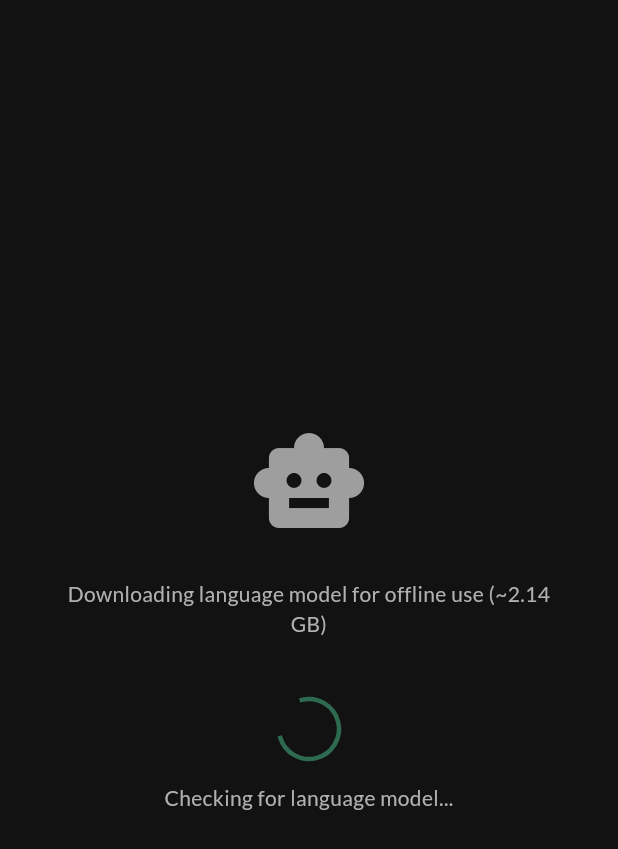
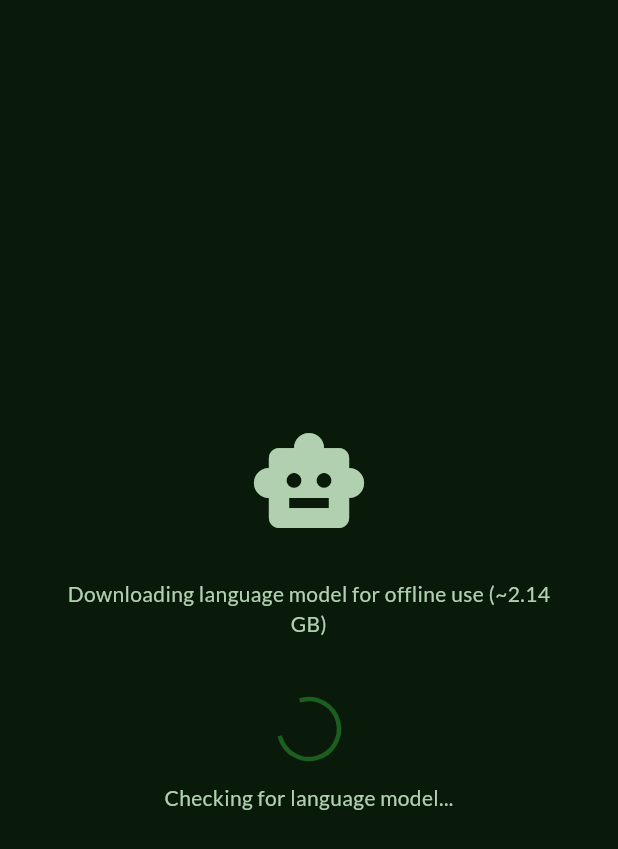
Before and after one commit to sneptech/bittybot, a Flutter app: the DownloadScreen screen opened directly, on a phone screen of 412 x 824 dp. Shown: the top 849 px of the screen. Run offline on Flutter 3.47's test engine with Material 3 defaults, Android fonts, the phone set to English and light mode, and no system bars; our stand-ins replace connectivity_plus, convert, drift, drift_flutter, flutter_localized_locales, flutter_riverpod and 3 more; missing offline and left inert: background_downloader, country_flags, disk_space_plus, llama_cpp_dart, system_info_plus; accounts and stored records are empty; generated files the repository leaves out were written again.

Commit message:
fix: clean up orphaned code from cross-phase audit
- DownloadScreen: replace 4 hardcoded placeholder colors with
  AppColors design system constants (surface, primary, onSurface,
  onSurfaceVariant)
- Remove debug print() in ModelDistributionNotifier (line ~301)
- Update deprecated Color API in app_theme_test.dart (.red/.green/.blue
  → .r/.g/.b)
- Update DownloadScreen logo placeholder icon to use design system color

flutter analyze passes with 0 errors.

Co-Authored-By: Claude Opus 4.6 <noreply@anthropic.com>

```diff
--- a/lib/features/model_distribution/model_distribution_notifier.dart
+++ b/lib/features/model_distribution/model_distribution_notifier.dart
@@ -297,8 +297,7 @@ class ModelDistributionNotifier extends Notifier<ModelDistributionState> {
     switch (update.status) {
       case TaskStatus.paused:
         // background_downloader manages resume internally — no state change
-        // ignore: avoid_print
-        print('[ModelDistributionNotifier] Download paused by OS/user.');
+        break;
       case TaskStatus.complete:
       case TaskStatus.failed:
       case TaskStatus.notFound:
--- a/lib/features/model_distribution/widgets/download_screen.dart
+++ b/lib/features/model_distribution/widgets/download_screen.dart
@@ -1,26 +1,12 @@
 import 'package:flutter/material.dart';
 import 'package:flutter_riverpod/flutter_riverpod.dart';
 
+import '../../../core/theme/app_colors.dart';
 import '../model_constants.dart';
 import '../model_distribution_state.dart';
 import '../providers.dart';
 import 'cellular_warning_dialog.dart';
 import 'resume_prompt_dialog.dart';
-
-// ─── Placeholder colours ──────────────────────────────────────────────────────
-// All colours below are placeholders. Phase 3 defines the design system.
-
-/// Dark background for the download screen.
-const _kBackground = Color(0xFF121212); // TODO(phase-3): Replace with design system color
-
-/// Forest green used for the progress bar and action buttons.
-const _kForestGreen = Color(0xFF2D6A4F); // TODO(phase-3): Replace with design system color
-
-/// Primary text colour on the dark background.
-const _kTextPrimary = Colors.white; // TODO(phase-3): Replace with design system color
-
-/// Secondary/explanatory text colour.
-const _kTextSecondary = Color(0xFFB0B0B0); // TODO(phase-3): Replace with design system color
 
 // ─── Download screen ─────────────────────────────────────────────────────────
 
@@ -71,7 +57,7 @@ class _DownloadScreenState extends ConsumerState<DownloadScreen> {
     }
 
     return Scaffold(
-      backgroundColor: _kBackground,
+      backgroundColor: AppColors.surface,
       body: SafeArea(
         child: Center(
           child: Padding(
@@ -85,7 +71,7 @@ class _DownloadScreenState extends ConsumerState<DownloadScreen> {
                   'Downloading language model for offline use (${ModelConstants.fileSizeDisplayGB})',
                   textAlign: TextAlign.center,
                   style: const TextStyle(
-                    color: _kTextSecondary,
+                    color: AppColors.onSurfaceVariant,
                     fontSize: 14, // 14sp per spec
                   ),
                 ),
@@ -102,12 +88,12 @@ class _DownloadScreenState extends ConsumerState<DownloadScreen> {
   // ─── Logo ──────────────────────────────────────────────────────────────────
 
   Widget _buildLogo() {
-    // TODO(phase-3): Replace placeholder with Image.asset('assets/logo_greyscale.png', width: 120)
-    // when the user supplies the logo asset.
-    return const Icon(
+    // TODO: Replace placeholder with Image.asset() when a logo asset is added.
+    // No logo asset currently exists in the project (only assets/icon.png).
+    return Icon(
       Icons.smart_toy,
       size: 80,
-      color: Colors.grey, // Greyscale placeholder; Phase 3 provides real asset
+      color: AppColors.onSurfaceVariant,
     );
   }
 
@@ -160,14 +146,14 @@ class _DownloadScreenState extends ConsumerState<DownloadScreen> {
           height: 40,
           child: CircularProgressIndicator(
             strokeWidth: 3,
-            valueColor: AlwaysStoppedAnimation<Color>(_kForestGreen),
+            valueColor: AlwaysStoppedAnimation<Color>(AppColors.primary),
           ),
         ),
         const SizedBox(height: 16),
         Text(
           label,
           textAlign: TextAlign.center,
-          style: const TextStyle(color: _kTextSecondary, fontSize: 14),
+          style: const TextStyle(color: AppColors.onSurfaceVariant, fontSize: 14),
         ),
       ],
     );
@@ -195,7 +181,7 @@ class _DownloadScreenState extends ConsumerState<DownloadScreen> {
             minHeight: 8,
             backgroundColor: const Color(0xFF3A3A3A),
             valueColor:
-                const AlwaysStoppedAnimation<Color>(_kForestGreen),
+                const AlwaysStoppedAnimation<Color>(AppColors.primary),
           ),
         ),
         if (!isBackground) ...[
@@ -203,7 +189,7 @@ class _DownloadScreenState extends ConsumerState<DownloadScreen> {
           Text(
             '${_formatBytes(downloadedBytes)} / ${_formatBytes(totalBytes)}',
             style: const TextStyle(
-              color: _kTextSecondary,
+              color: AppColors.onSurfaceVariant,
               fontSize: 12, // 12sp per spec
             ),
           ),
@@ -211,7 +197,7 @@ class _DownloadScreenState extends ConsumerState<DownloadScreen> {
           Text(
             '${_formatSpeed(networkSpeedMBps)} - ${_formatDuration(timeRemaining)} remaining',
             style: const TextStyle(
-              color: _kTextSecondary,
+              color: AppColors.onSurfaceVariant,
               fontSize: 12, // 12sp per spec
             ),
           ),
@@ -289,7 +275,7 @@ class _DownloadScreenState extends ConsumerState<DownloadScreen> {
           title,
           textAlign: TextAlign.center,
           style: const TextStyle(
-            color: _kTextPrimary,
+            color: AppColors.onSurface,
             fontSize: 18,
             fontWeight: FontWeight.bold,
           ),
@@ -299,14 +285,14 @@ class _DownloadScreenState extends ConsumerState<DownloadScreen> {
           message,
           textAlign: TextAlign.center,
           style: const TextStyle(
-            color: _kTextSecondary,
+            color: AppColors.onSurfaceVariant,
             fontSize: 14, // 14sp per spec
           ),
         ),
         const SizedBox(height: 24),
         ElevatedButton(
           style: ElevatedButton.styleFrom(
-            backgroundColor: _kForestGreen,
+            backgroundColor: AppColors.primary,
             foregroundColor: Colors.white,
             padding:
                 const EdgeInsets.symmetric(horizontal: 32, vertical: 14),
```
Also changed, not shown: 1 other file.
